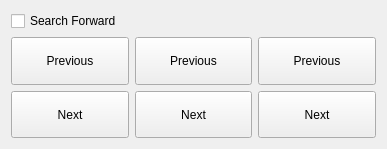
Above: app/resources/modules/bible.ui from xerp/projections before the change. Below: the same form after it.
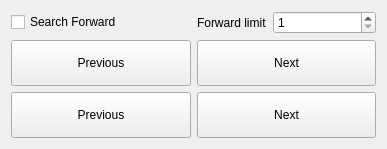
That is the form after the change. Icons and pictures are not drawn.

Commit message: bible module changes

```diff
--- a/app/resources/modules/bible.ui
+++ b/app/resources/modules/bible.ui
@@ -22,16 +22,9 @@
   <layout class="QHBoxLayout" name="horizontalLayout">
    <item>
     <layout class="QVBoxLayout" name="verticalLayout">
-     <item>
-      <widget class="QCheckBox" name="cbSearchForward">
-       <property name="text">
-        <string>Search Forward</string>
-       </property>
-      </widget>
-     </item>
      <item>
       <layout class="QGridLayout" name="gridLayout">
-       <item row="1" column="1">
+       <item row="2" column="1">
         <widget class="QPushButton" name="cmdNextChapter">
          <property name="sizePolicy">
           <sizepolicy hsizetype="Minimum" vsizetype="MinimumExpanding">
@@ -58,9 +51,15 @@
            <height>26</height>
           </size>
          </property>
+         <property name="shortcut">
+          <string>Ctrl+PgUp</string>
+         </property>
+         <property name="flat">
+          <bool>false</bool>
+         </property>
         </widget>
        </item>
-       <item row="0" column="1">
+       <item row="2" column="0">
         <widget class="QPushButton" name="cmdPrevChapter">
          <property name="sizePolicy">
           <sizepolicy hsizetype="Minimum" vsizetype="Expanding">
@@ -79,35 +78,6 @@
          </property>
          <property name="icon">
           <iconset resource="core/resources.qrc">
-           <normaloff>:/main/icons/chapter-24.png</normaloff>:/main/icons/chapter-24.png</iconset>
-         </property>
-         <property name="iconSize">
-          <size>
-           <width>26</width>
-           <height>26</height>
-          </size>
-         </property>
-        </widget>
-       </item>
-       <item row="0" column="0">
-        <widget class="QPushButton" name="cmdPrevBook">
-         <property name="sizePolicy">
-          <sizepolicy hsizetype="Minimum" vsizetype="Expanding">
-           <horstretch>0</horstretch>
-           <verstretch>0</verstretch>
-          </sizepolicy>
-         </property>
-         <property name="toolTip">
-          <string>Previous Book</string>
-         </property>
-         <property name="statusTip">
-          <string/>
-         </property>
-         <property name="text">
-          <string>Previous</string>
-         </property>
-         <property name="icon">
-          <iconset resource="core/resources.qrc">
            <normaloff>:/main/icons/book-26.png</normaloff>:/main/icons/book-26.png</iconset>
          </property>
          <property name="iconSize">
@@ -118,8 +88,8 @@
          </property>
         </widget>
        </item>
-       <item row="1" column="0">
-        <widget class="QPushButton" name="cmdNextBook">
+       <item row="3" column="1">
+        <widget class="QPushButton" name="cmdNextVerse">
          <property name="sizePolicy">
           <sizepolicy hsizetype="Minimum" vsizetype="Expanding">
            <horstretch>0</horstretch>
@@ -147,7 +117,7 @@
          </property>
         </widget>
        </item>
-       <item row="0" column="2">
+       <item row="3" column="0">
         <widget class="QPushButton" name="cmdPrevVerse">
          <property name="sizePolicy">
           <sizepolicy hsizetype="Minimum" vsizetype="Expanding">
@@ -176,32 +146,40 @@
          </property>
         </widget>
        </item>
-       <item row="1" column="2">
-        <widget class="QPushButton" name="cmdNextVerse">
-         <property name="sizePolicy">
-          <sizepolicy hsizetype="Minimum" vsizetype="Expanding">
-           <horstretch>0</horstretch>
-           <verstretch>0</verstretch>
-          </sizepolicy>
-         </property>
-         <property name="toolTip">
-          <string>Next Verse</string>
-         </property>
+       <item row="1" column="0">
+        <widget class="QCheckBox" name="cbSearchForward">
          <property name="text">
-          <string>Next</string>
-         </property>
-         <property name="icon">
-          <iconset resource="core/resources.qrc">
-           <normaloff>:/main/icons/verse-24.png</normaloff>:/main/icons/verse-24.png</iconset>
-         </property>
-         <property name="iconSize">
-          <size>
-           <width>26</width>
-           <height>26</height>
-          </size>
+          <string>Search Forward</string>
          </property>
         </widget>
        </item>
+       <item row="1" column="1">
+        <layout class="QHBoxLayout" name="horizontalLayout_2">
+         <item>
+          <widget class="QLabel" name="label">
+           <property name="sizePolicy">
+            <sizepolicy hsizetype="Maximum" vsizetype="Preferred">
+             <horstretch>0</horstretch>
+             <verstretch>0</verstretch>
+            </sizepolicy>
+           </property>
+           <property name="text">
+            <string>Forward limit</string>
+           </property>
+          </widget>
+         </item>
+         <item>
+          <widget class="QSpinBox" name="sbForwardLimit">
+           <property name="minimum">
+            <number>1</number>
+           </property>
+           <property name="maximum">
+            <number>100</number>
+           </property>
+          </widget>
+         </item>
+        </layout>
+       </item>
       </layout>
      </item>
     </layout>
```
Left out of the diff: 18 changed lines with no effect on the pictures. The commit also changes 11 other files.
